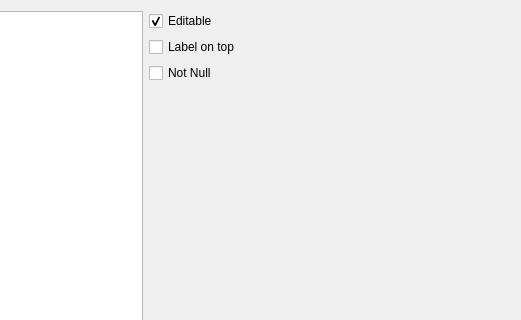
First picture: the form in src/ui/qgsattributetypeedit.ui, repository qgis/QGIS, before the edit; both pictures show x 230 to 751 and y 0 to 320 of the 751 by 487 pixel window.
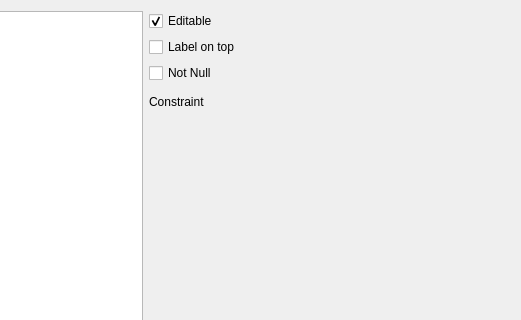
Second picture: the form after the edit. Custom widgets are drawn as their Qt base class.

Commit message: [FEATURE] constraints on widgets

The edit to the form file:
```diff
--- a/src/ui/qgsattributetypeedit.ui
+++ b/src/ui/qgsattributetypeedit.ui
@@ -14,9 +14,6 @@
    <string>Edit Widget Properties</string>
   </property>
   <layout class="QGridLayout" name="gridLayout">
-   <item row="3" column="1">
-    <widget class="QStackedWidget" name="stackedWidget"/>
-   </item>
    <item row="0" column="1">
     <widget class="QCheckBox" name="isFieldEditableCheckBox">
      <property name="text">
@@ -50,6 +47,9 @@
      </property>
     </widget>
    </item>
+   <item row="6" column="1">
+    <widget class="QStackedWidget" name="stackedWidget"/>
+   </item>
    <item row="2" column="1">
     <widget class="QCheckBox" name="notNullCheckBox">
      <property name="text">
@@ -57,8 +57,32 @@
      </property>
     </widget>
    </item>
+   <item row="4" column="1">
+    <layout class="QHBoxLayout" name="horizontalLayout_2">
+     <property name="topMargin">
+      <number>0</number>
+     </property>
+     <item>
+      <widget class="QLabel" name="label">
+       <property name="text">
+        <string>Constraint</string>
+       </property>
+      </widget>
+     </item>
+     <item>
+      <widget class="QgsFieldExpressionWidget" name="constraintExpression" native="true"/>
+     </item>
+    </layout>
+   </item>
   </layout>
  </widget>
+ <customwidgets>
+  <customwidget>
+   <class>QgsFieldExpressionWidget</class>
+   <extends>QWidget</extends>
+   <header>qgsfieldexpressionwidget.h</header>
+  </customwidget>
+ </customwidgets>
  <tabstops>
   <tabstop>selectionListWidget</tabstop>
   <tabstop>isFieldEditableCheckBox</tabstop>
```
Left out of the diff: 4 changed lines with no effect on the pictures. The commit also changes 28 other files.
